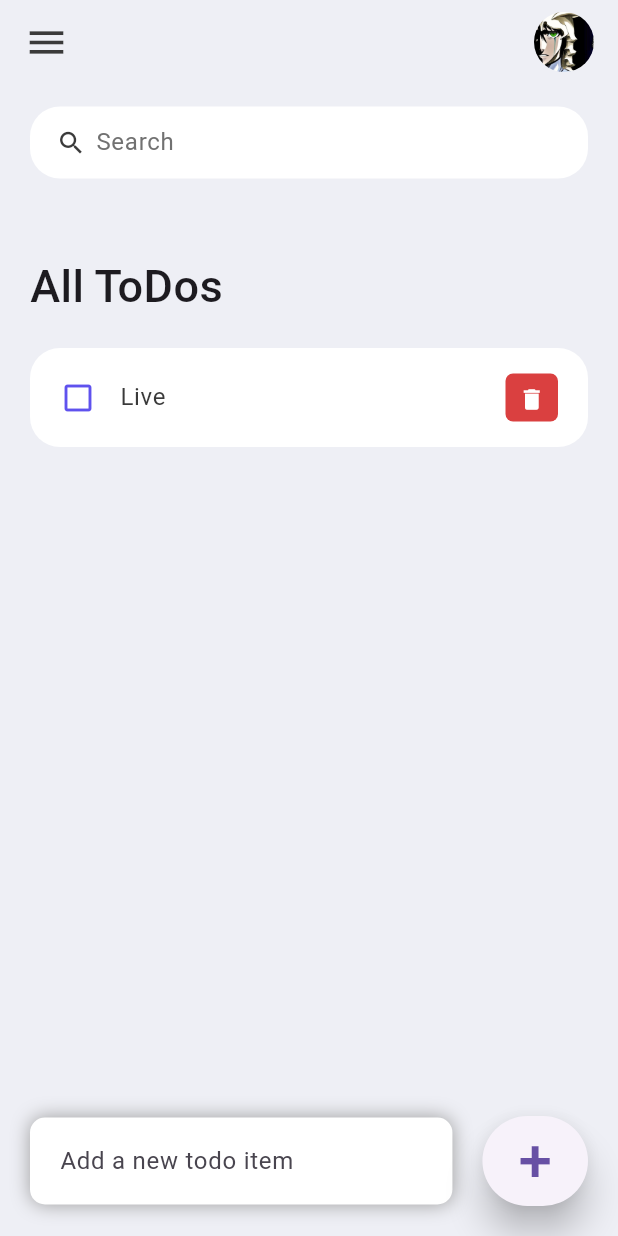
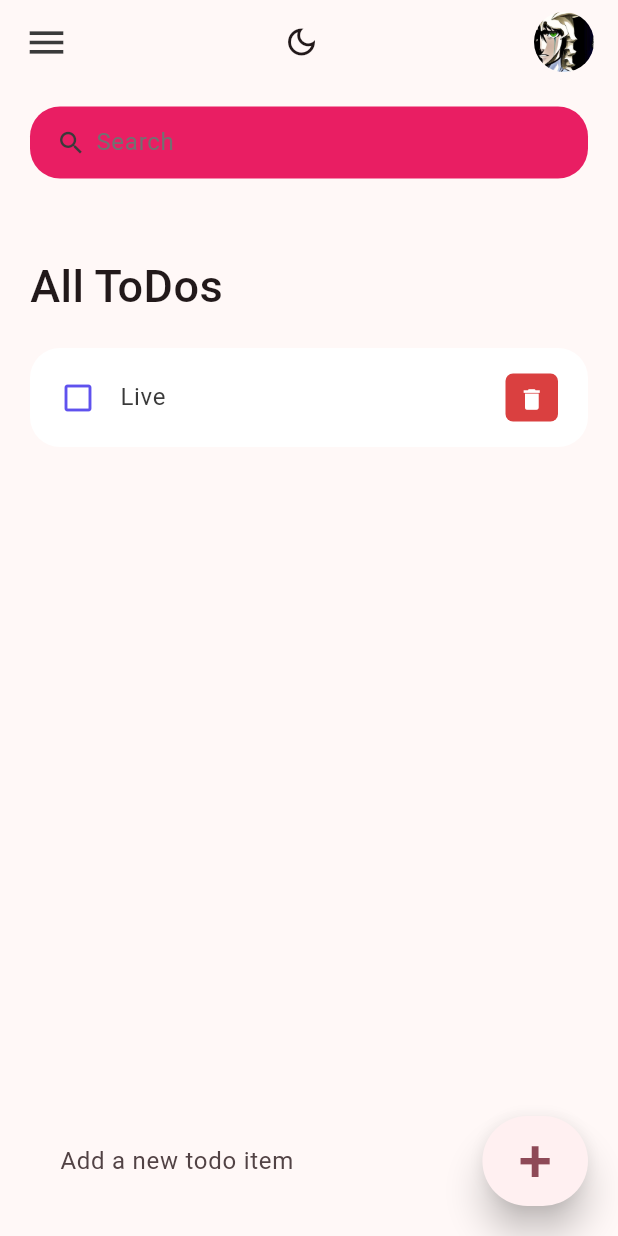
Before and after one commit to Kurocifer/TaskNest, a Flutter app: the screen it shows after launch, on a phone screen of 412 x 824 dp. Run offline on Flutter 3.47's test engine with Material 3 defaults, Android fonts, the phone set to English and light mode, and no system bars.

Commit message:
add change theme button and changing of theme
Adds the button toggle between light and dark theme.
implements the toggling switching from light to dark theme

```diff
--- a/task_nest/lib/main.dart
+++ b/task_nest/lib/main.dart
@@ -15,14 +15,38 @@ class TaskNest extends StatefulWidget {
 
 class _TaskNestState extends State<TaskNest> {
   // This widget is the root of your application.
+  ThemeMode themeMode = ThemeMode.light; // default theme
+  Color colorSelected = Colors.pink;
+
+  void changeThemeMode(bool useLightMode) {
+    setState(() {
+      themeMode = useLightMode ? ThemeMode.light : ThemeMode.dark;
+    });
+  }
+
   @override
   Widget build(BuildContext context) {
     SystemChrome.setSystemUIOverlayStyle(
         const SystemUiOverlayStyle(statusBarColor: Colors.transparent));
+
     return MaterialApp(
       debugShowCheckedModeBanner: false,
       title: 'ToDo App',
-      home: Home(),
+      themeMode: themeMode,
+      theme: ThemeData(
+        colorSchemeSeed: colorSelected,
+        useMaterial3: true,
+        brightness: Brightness.light,
+      ),
+      darkTheme: ThemeData(
+        colorSchemeSeed: colorSelected,
+        useMaterial3: true,
+        brightness: Brightness.dark,
+      ),
+      home: Home(
+        changeTheme: changeThemeMode,
+        colorSelected: colorSelected,
+      ),
     );
   }
 }
--- a/task_nest/lib/screens/home.dart
+++ b/task_nest/lib/screens/home.dart
@@ -1,4 +1,5 @@
 import 'package:flutter/material.dart';
+import 'package:task_nest/components/theme_button.dart';
 
 import '../model/todo.dart';
 import '../constants/colors.dart';
@@ -7,7 +8,14 @@ import '../widgets/todo_item.dart';
 String _notFoundMessage = "";
 
 class Home extends StatefulWidget {
-  Home({Key? key}) : super(key: key);
+  final void Function(bool useLightMode) changeTheme;
+  final Color colorSelected;
+
+  const Home({
+    super.key,
+    required this.changeTheme,
+    required this.colorSelected,
+  });
 
   @override
   State<Home> createState() => _HomeState();
@@ -27,7 +35,7 @@ class _HomeState extends State<Home> {
   @override
   Widget build(BuildContext context) {
     return Scaffold(
-      backgroundColor: tdBGColor,
+      backgroundColor: Theme.of(context).colorScheme.surface,
       appBar: _buildAppBar(),
       body: Stack(
         children: [
@@ -87,18 +95,19 @@ class _HomeState extends State<Home> {
                     vertical: 5,
                   ),
                   decoration: BoxDecoration(
-                    color: Colors.white,
-                    boxShadow: const [
-                      BoxShadow(
-                        color: Colors.grey,
-                        offset: Offset(0.0, 0.0),
-                        blurRadius: 10.0,
-                        spreadRadius: 0.0,
-                      ),
-                    ],
+                    //color: widget.colorSelected,
+                    //boxShadow: const [
+                     // BoxShadow(
+                        //color: Colors.grey,
+                     //   offset: Offset(0.0, 0.0),
+                     //   blurRadius: 10.0,
+                     //   spreadRadius: 0.0,
+                      //),
+                    //],
                     borderRadius: BorderRadius.circular(10),
                   ),
                   child: TextField(
+
                     controller: _todoController,
                     decoration: const InputDecoration(
                         hintText: 'Add a new todo item',
@@ -186,7 +195,7 @@ class _HomeState extends State<Home> {
     return Container(
       padding: const EdgeInsets.symmetric(horizontal: 15),
       decoration: BoxDecoration(
-        color: Colors.white,
+        color: widget.colorSelected,
         borderRadius: BorderRadius.circular(20),
       ),
       child: TextField(
@@ -212,7 +221,7 @@ class _HomeState extends State<Home> {
 
   AppBar _buildAppBar() {
     return AppBar(
-      backgroundColor: tdBGColor,
+      //backgroundColor: tdBGColor,
       elevation: 0,
       title: Row(
         mainAxisAlignment: MainAxisAlignment.spaceBetween,
@@ -222,6 +231,7 @@ class _HomeState extends State<Home> {
             color: tdBlack,
             size: 30,
           ),
+          ThemeButton(changeThemeMode: widget.changeTheme),
           Container(
             height: 40,
             width: 40,
@@ -230,7 +240,8 @@ class _HomeState extends State<Home> {
               child: Image.asset('assets/images/cifer.png'),
             ),
           ),
-      ]),
+        ],
+      ),
     );
   }
 }
```
